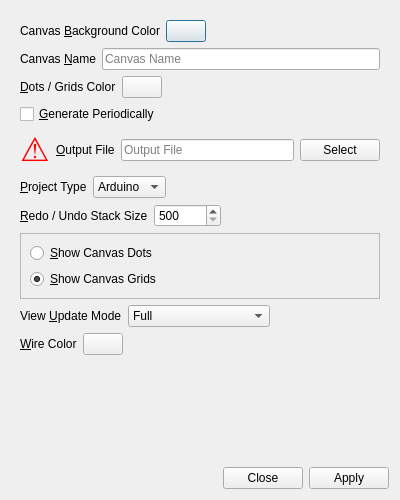
First picture: the form in UI/glitch-canvas-settings.ui, repository textbrowser/glitch, before the edit.
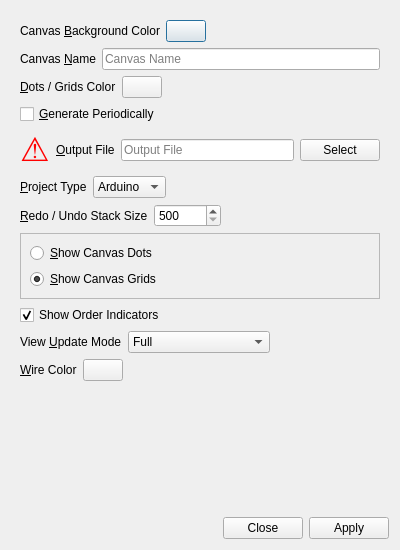
Second picture: the form after the edit. Icons and pictures are not drawn.

Commit message: Optional order indicators.

Patch:
```diff
--- a/UI/glitch-canvas-settings.ui
+++ b/UI/glitch-canvas-settings.ui
@@ -7,7 +7,7 @@
     <x>0</x>
     <y>0</y>
     <width>400</width>
-    <height>500</height>
+    <height>550</height>
    </rect>
   </property>
   <property name="windowTitle">
@@ -31,8 +31,8 @@
        <rect>
         <x>0</x>
         <y>0</y>
-        <width>367</width>
-        <height>455</height>
+        <width>388</width>
+        <height>498</height>
        </rect>
       </property>
       <layout class="QVBoxLayout" name="verticalLayout_2">
@@ -313,6 +313,19 @@
          </layout>
         </widget>
        </item>
+       <item>
+        <widget class="QCheckBox" name="show_order_indicators">
+         <property name="toolTip">
+          <string>Generate the code shortly after a change is made.</string>
+         </property>
+         <property name="text">
+          <string>Show Order Indicators</string>
+         </property>
+         <property name="checked">
+          <bool>true</bool>
+         </property>
+        </widget>
+       </item>
        <item>
         <layout class="QHBoxLayout" name="horizontalLayout">
          <item>
```
Left out of the diff: 1 changed line with no effect on the pictures. The commit also changes 2 other files.
